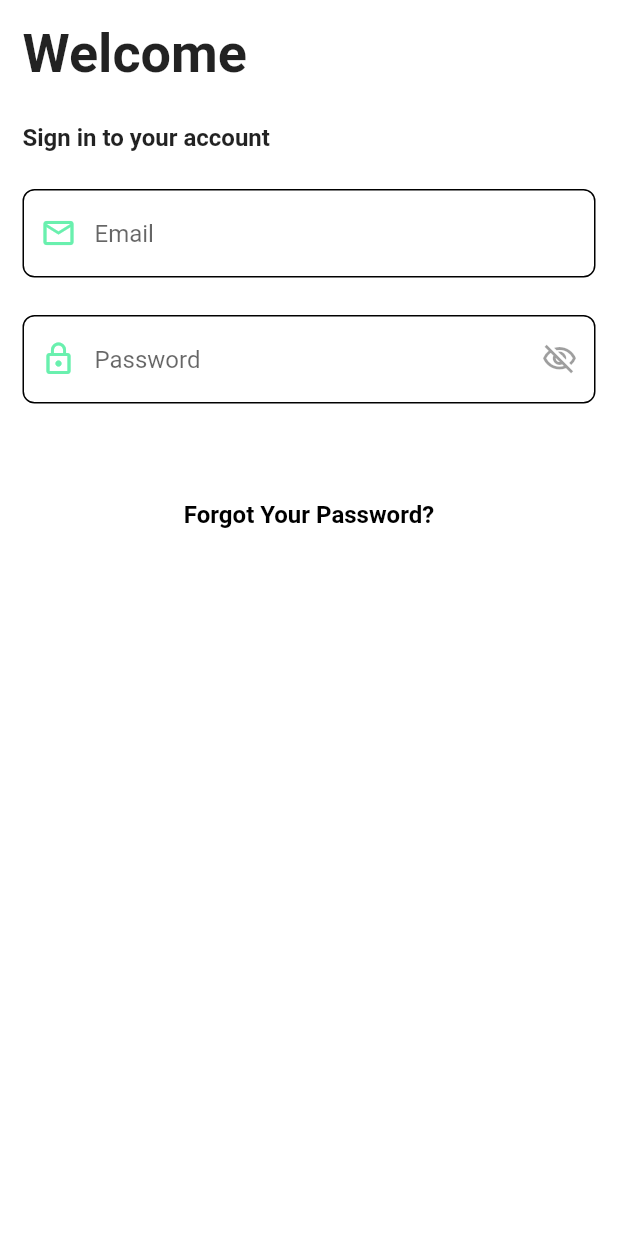
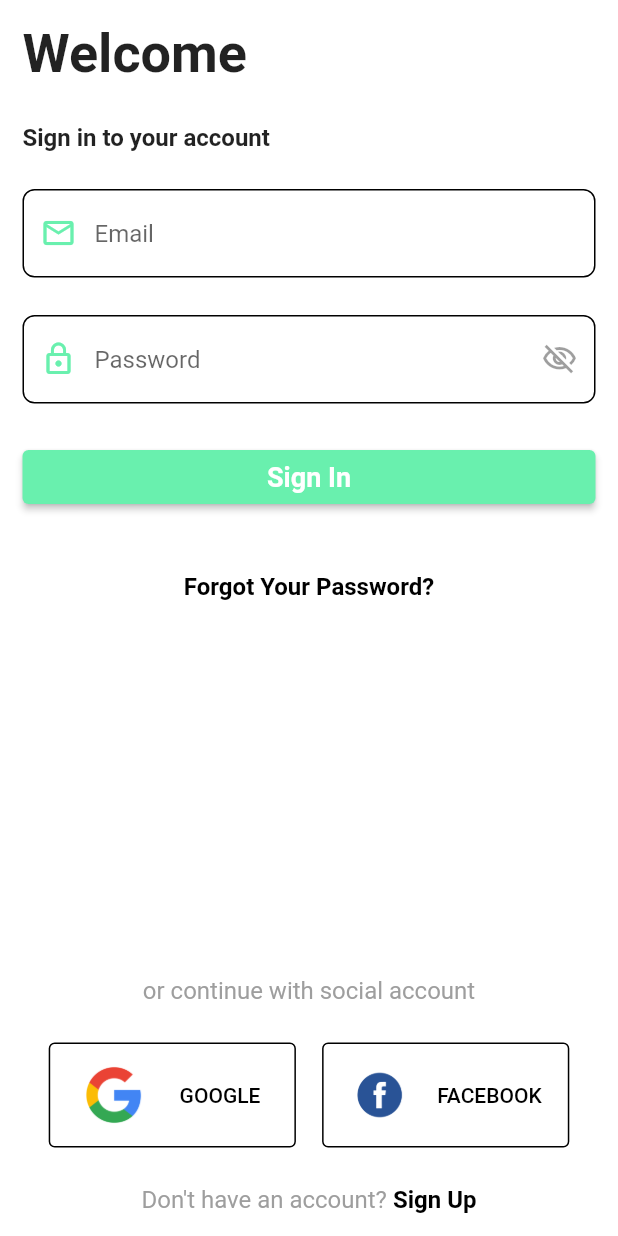
Before and after one commit to Vikas-Gautam-21/Flutter_Doctor_Appointment_App, a Flutter app: the screen it shows after launch, on a phone screen of 412 x 824 dp. Run offline on Flutter 3.47's test engine with Material 2 defaults, Android fonts, the phone set to English and light mode, and no system bars.

Commit message:
Done Setup and Login page

```diff
--- a/lib/components/button.dart
+++ b/lib/components/button.dart
@@ -1,10 +1,37 @@
+import 'package:doctor_laravel/utils/config.dart';
 import 'package:flutter/material.dart';
 
-class IconButton extends StatelessWidget {
-  const IconButton({super.key});
+class Button extends StatelessWidget {
+  const Button({
+    super.key,
+    required this.width,
+    required this.title,
+    required this.disable,
+    required this.onPressed,
+  });
+
+  final double width;
+  final String title;
+  final bool disable;
+  final Function() onPressed;
 
   @override
   Widget build(BuildContext context) {
-    return Container();
+    return SizedBox(
+      width: width,
+      child: ElevatedButton(
+          style: ElevatedButton.styleFrom(
+            backgroundColor: Config.primaryColor,
+            foregroundColor: Colors.white,
+          ),
+          onPressed: disable ? null : onPressed,
+          child: Text(
+            title,
+            style: const TextStyle(
+              fontSize: 18,
+              fontWeight: FontWeight.bold,
+            ),
+          )),
+    );
   }
 }
--- a/lib/components/login_form.dart
+++ b/lib/components/login_form.dart
@@ -1,5 +1,7 @@
 import 'package:doctor_laravel/utils/config.dart';
 import 'package:flutter/material.dart';
+
+import 'button.dart';
 
 class LoginForm extends StatefulWidget {
   const LoginForm({super.key});
@@ -61,6 +63,12 @@
                           ))),
           ),
           Config.spaceSmall,
+          Button(
+            width: double.infinity,
+            disable: false,
+            onPressed: () {},
+            title: 'Sign In',
+          )
         ],
       ),
     );
--- /dev/null
+++ b/lib/components/social_button.dart
@@ -0,0 +1,41 @@
+import 'package:doctor_laravel/utils/config.dart';
+import 'package:flutter/material.dart';
+
+class SocialButton extends StatelessWidget {
+  const SocialButton({super.key, required this.social});
+
+  final String social;
+
+  @override
+  Widget build(BuildContext context) {
+    Config().init(context);
+    return OutlinedButton(
+      style: OutlinedButton.styleFrom(
+          padding: const EdgeInsets.symmetric(vertical: 15),
+          side: const BorderSide(
+            width: 1,
+            color: Colors.black,
+          )),
+      onPressed: () {},
+      child: SizedBox(
+        width: Config.widthSize * 0.4,
+        child: Row(
+          mainAxisAlignment: MainAxisAlignment.spaceEvenly,
+          children: [
+            Image.asset(
+              'assets/$social.png',
+              width: 40,
+              height: 40,
+            ),
+            Text(
+              social.toUpperCase(),
+              style: const TextStyle(
+                color: Colors.black,
+              ),
+            )
+          ],
+        ),
+      ),
+    );
+  }
+}
--- a/lib/screens/auth_page.dart
+++ b/lib/screens/auth_page.dart
@@ -1,4 +1,5 @@
 import 'package:doctor_laravel/components/login_form.dart';
+import 'package:doctor_laravel/components/social_button.dart';
 import 'package:doctor_laravel/utils/config.dart';
 import 'package:doctor_laravel/utils/text.dart';
 import 'package:flutter/material.dart';
@@ -53,7 +54,49 @@
                       fontWeight: FontWeight.bold,
                       color: Colors.black,
                     ),
-                    )),
+                  ),
+                ),
+              ),
+              const Spacer(),
+              Center(
+                child: Text(
+                  AppText.entext['social-login']!,
+                  style: TextStyle(
+                    fontSize: 16,
+                    fontWeight: FontWeight.normal,
+                    color: Colors.grey.shade500,
+                  ),
+                ),
+              ),
+              Config.spaceSmall,
+              const Row(
+                mainAxisAlignment: MainAxisAlignment.spaceEvenly,
+                children: [
+                  SocialButton(social: 'google'),
+                  SocialButton(social: 'facebook')
+                ],
+              ),
+              Config.spaceSmall,
+              Row(
+                mainAxisAlignment: MainAxisAlignment.center,
+                children: [
+                  Text(
+                    AppText.entext['signUp_text']!,
+                    style: const TextStyle(
+                      fontSize: 16,
+                      fontWeight: FontWeight.normal,
+                      color: Colors.grey,
+                    ),
+                  ),
+                  const Text(
+                    ' Sign Up',
+                    style: TextStyle(
+                      fontSize: 16,
+                      fontWeight: FontWeight.bold,
+                      color: Colors.black,
+                    ),
+                  ),
+                ],
               )
             ],
           ),
--- a/lib/utils/text.dart
+++ b/lib/utils/text.dart
@@ -5,7 +5,7 @@
     'registered_text': 'Already have an account',
     'register_text':
         'You can easily sign up, and connect to the Doctor nearby you',
-    'signUp_text': 'Don\'t have an account',
+    'signUp_text': 'Don\'t have an account?',
     'social-login': 'or continue with social account',
     'forgot-password': 'Forgot Your Password?',
   };
--- a/pubspec.yaml
+++ b/pubspec.yaml
@@ -59,9 +59,8 @@
   uses-material-design: true
 
   # To add assets to your application, add an assets section, like this:
-  # assets:
-  #   - images/a_dot_burr.jpeg
-  #   - images/a_dot_ham.jpeg
+  assets:
+    - assets/
 
   # An image asset can refer to one or more resolution-specific "variants", see
   # https://flutter.dev/assets-and-images/#resolution-aware
```
Also changed, not shown: assets/facebook.png (added), assets/google.png (added). Lines whose indentation alone changed are shown as unchanged.
